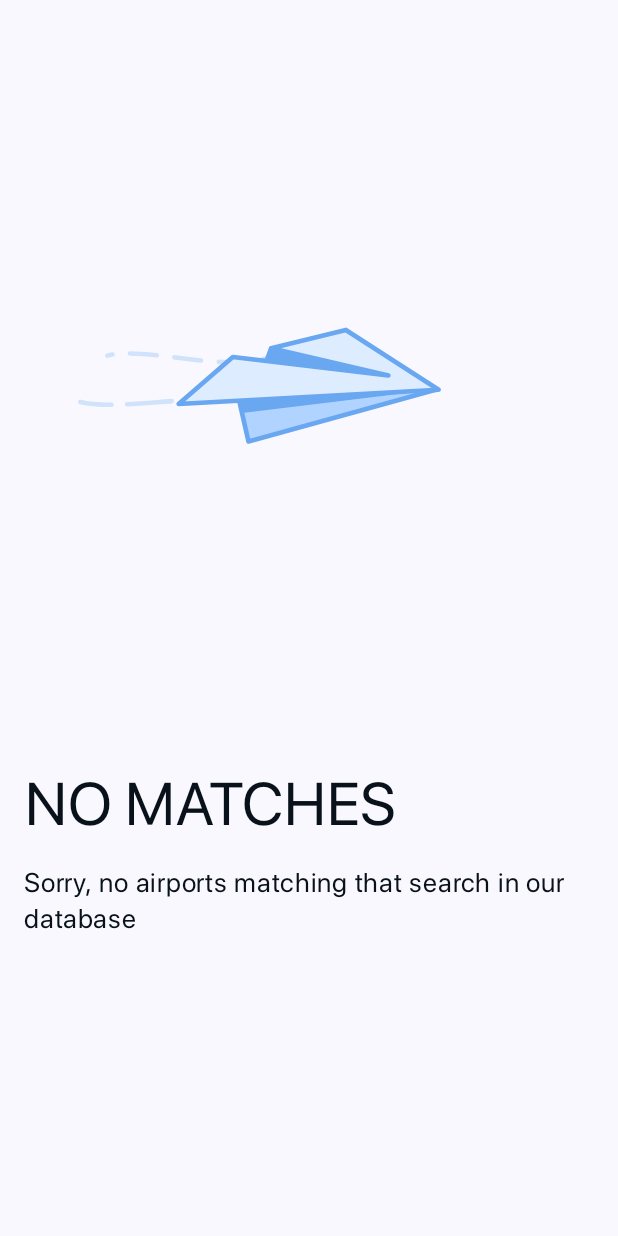
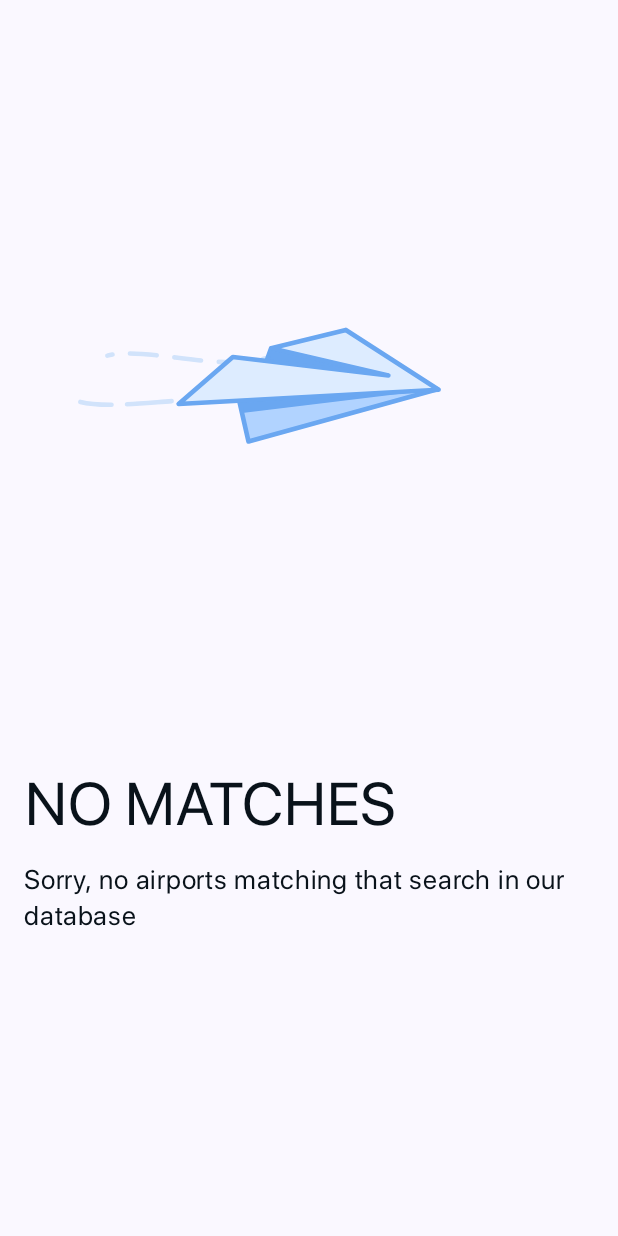
Before and after one commit to bit-shift-studios/flights-app, an Android app built with Jetpack Compose: the composable NoResultsAnim shown on its own in the app's theme, on a phone screen of 412 x 824 dp. Run offline under Robolectric (Android 15) with nearby library versions, the phone set to English and light mode, and no system bars.

Commit message:
`FEAT` Extracted dimension specs to dimens xml file

```diff
--- a/app/src/main/java/bitshift/studios/flightsapp/presentation/ui/components/NoResultsAnim.kt
+++ b/app/src/main/java/bitshift/studios/flightsapp/presentation/ui/components/NoResultsAnim.kt
@@ -1,6 +1,5 @@
 package bitshift.studios.flightsapp.presentation.ui.components
 
-import androidx.compose.foundation.layout.Column
 import androidx.compose.foundation.layout.fillMaxSize
 import androidx.compose.foundation.layout.padding
 import androidx.compose.foundation.layout.size
@@ -11,9 +10,9 @@ import androidx.compose.runtime.Composable
 import androidx.compose.runtime.getValue
 import androidx.compose.ui.Alignment
 import androidx.compose.ui.Modifier
+import androidx.compose.ui.res.dimensionResource
 import androidx.compose.ui.res.stringResource
 import androidx.compose.ui.text.style.TextAlign
-import androidx.compose.ui.unit.dp
 import androidx.compose.ui.unit.sp
 import bitshift.studios.flightsapp.R
 import bitshift.studios.flightsapp.presentation.ui.theme.Main050
@@ -37,7 +36,7 @@ fun NoResultsAnim(
 			LottieAnimation(
 				composition,
 				iterations = Int.MAX_VALUE,
-				modifier = Modifier.size(512.dp),
+				modifier = Modifier.size(dimensionResource(id = R.dimen.size_large)),
 				alignment = Alignment.Center
 			)
 
@@ -48,14 +47,18 @@ fun NoResultsAnim(
 				textAlign = TextAlign.Center,
 				fontSize = 40.sp,
 				lineHeight = 48.sp,
-				modifier = Modifier.padding(start = 16.dp, end = 16.dp, bottom = 18.dp)
+				modifier = Modifier.padding(
+					start = dimensionResource(id = R.dimen.padding_medium),
+					end = dimensionResource(id = R.dimen.padding_medium),
+					bottom = dimensionResource(id = R.dimen.padding_medium),
+				)
 			)
 
 			Text(
 				text = stringResource(id = R.string.no_matches_description),
 				style = MaterialTheme.typography.bodyLarge,
 				color = if (isDarkTheme) Main050 else Main300,
-				modifier = Modifier.padding(horizontal = 16.dp)
+				modifier = Modifier.padding(horizontal = dimensionResource(id = R.dimen.padding_medium))
 			)
 		}
 	}
--- /dev/null
+++ b/app/src/main/res/values/dimens.xml
@@ -0,0 +1,8 @@
+<?xml version="1.0" encoding="utf-8"?>
+<resources>
+    <dimen name="padding_medium">16dp</dimen>
+    <dimen name="padding_large">24dp</dimen>
+    <dimen name="padding_xlarge">32dp</dimen>
+
+    <dimen name="size_large">512dp</dimen>
+</resources>
```
